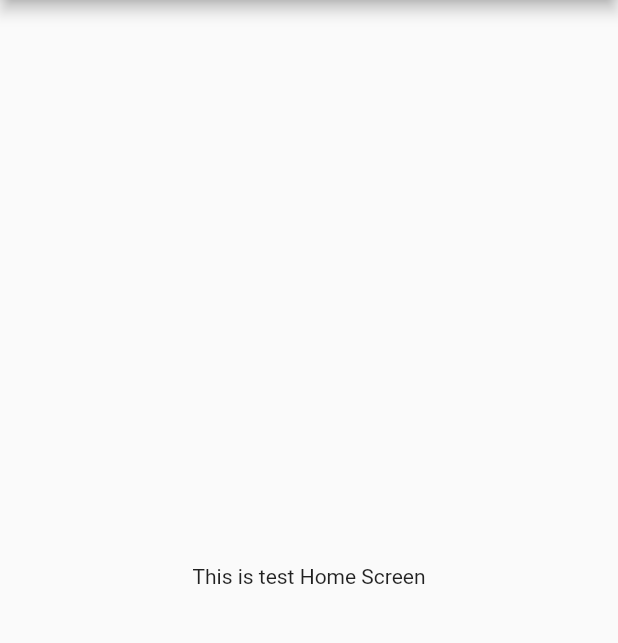
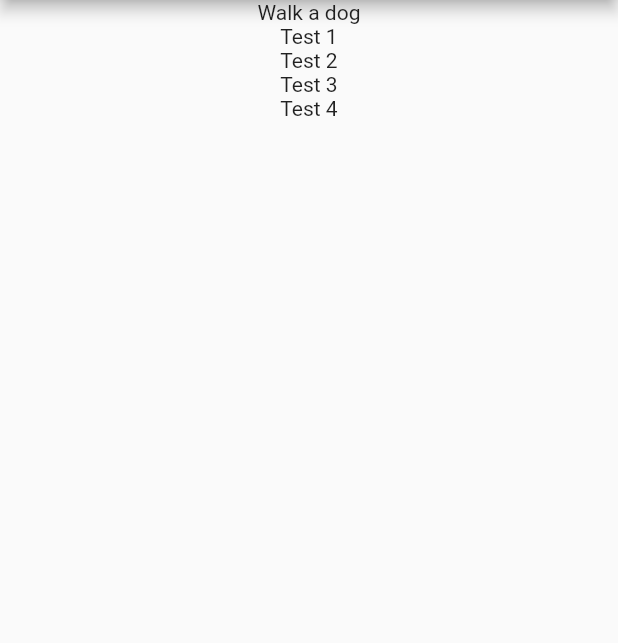
Before and after one commit to ShyamSundhar1411/ToDo-App-Flutter, a Flutter app: the screen it shows after launch, on a phone screen of 412 x 824 dp, the part 84-727 px from its top. Run offline on Flutter 3.47's test engine with Material 2 defaults, Android fonts, the phone set to English and light mode, and no system bars.

```diff
--- /dev/null
+++ b/lib/data/data.dart
@@ -0,0 +1,30 @@
+import 'package:flutter/material.dart';
+import '../providers/TodoProvider.dart';
+
+List<ToDo> DUMMY_DATA = [
+  ToDo(
+      id: '1',
+      creationDate: DateTime.parse("2022-08-12"),
+      title: "Walk a dog",
+      isImportant: false),
+  ToDo(
+      id: '2',
+      creationDate: DateTime.parse("2022-08-12"),
+      title: "Test 1",
+      isImportant: true),
+  ToDo(
+      id: '3',
+      creationDate: DateTime.parse("2022-08-12"),
+      title: "Test 2",
+      isImportant: false),
+  ToDo(
+      id: '4',
+      creationDate: DateTime.parse("2022-08-12"),
+      title: "Test 3",
+      isImportant: true),
+  ToDo(
+      id: '5',
+      creationDate: DateTime.parse("2022-08-12"),
+      title: "Test 4",
+      isImportant: true),
+];
--- a/lib/main.dart
+++ b/lib/main.dart
@@ -1,5 +1,8 @@
 import 'package:flutter/material.dart';
+import 'package:provider/provider.dart';
 import './screens/TodoDisplayScreen.dart';
+import './providers/TodoProvider.dart';
+import './providers/ToDoContainer.dart';
 
 void main() {
   runApp(MyApp());
@@ -8,11 +11,17 @@ void main() {
 class MyApp extends StatelessWidget {
   @override
   Widget build(BuildContext context) {
-    return MaterialApp(
-      title: "Todo App",
-      theme: ThemeData(
-          primaryColor: Colors.blueAccent, primarySwatch: Colors.deepOrange),
-      home: TodoDisplayScreen(),
+    return MultiProvider(
+      providers: [
+        ChangeNotifierProvider(create: (ctx) => ToDoContainerProvider()),
+      ],
+      child: MaterialApp(
+        title: "Todo App",
+        theme: ThemeData(
+            primaryColor: Colors.blueAccent, primarySwatch: Colors.deepOrange),
+        home: TodoDisplayScreen(),
+        initialRoute: '/',
+      ),
     );
   }
 }
--- /dev/null
+++ b/lib/providers/ToDoContainer.dart
@@ -0,0 +1,10 @@
+import 'package:flutter/material.dart';
+import '../data/data.dart';
+import './TodoProvider.dart';
+
+class ToDoContainerProvider with ChangeNotifier {
+  List<ToDo> _todoitems = DUMMY_DATA;
+  List<ToDo> get getToDos {
+    return [..._todoitems];
+  }
+}
--- a/lib/providers/TodoProvider.dart
+++ b/lib/providers/TodoProvider.dart
@@ -14,4 +14,5 @@ class ToDo with ChangeNotifier {
       required this.creationDate
     });
 
+
 }
--- a/lib/screens/TodoDisplayScreen.dart
+++ b/lib/screens/TodoDisplayScreen.dart
@@ -1,18 +1,23 @@
 import 'package:flutter/material.dart';
+import 'package:provider/provider.dart';
+import '../providers/ToDoContainer.dart';
 
 class TodoDisplayScreen extends StatelessWidget {
-  const TodoDisplayScreen({Key? key}) : super(key: key);
-
   @override
   Widget build(BuildContext context) {
+    final todoContainer = Provider.of<ToDoContainerProvider>(context);
+    final todoData = todoContainer.getToDos;
     return Scaffold(
       appBar: AppBar(
-          title: Text("My Todo"),
-          ),
+        title: Text("My Todo"),
+      ),
       body: Container(
-        child: Center(
-          child:Text("This is test Home Screen")
-          ),
+        child: ListView.builder(
+          itemBuilder: (context, index) {
+            return Center(child:Text(todoData[index].title));
+          },
+          itemCount: todoData.length,
+        ),
       ),
     );
   }
```
